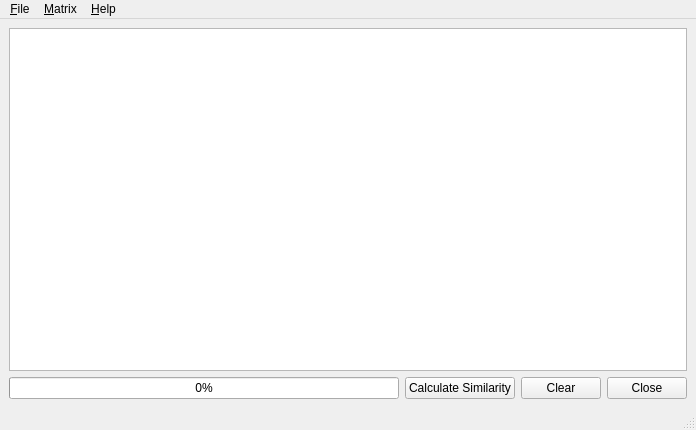
This is ui/SeqDivAGUI.ui in eancedeg/SeqDivA as Qt 5 draws it before an edit. The edited form follows.
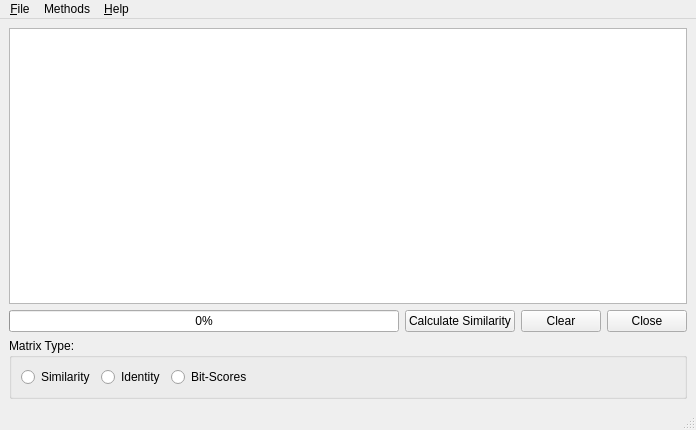
This is the edited form.

The edit to the form file:
```diff
--- a/ui/SeqDivAGUI.ui
+++ b/ui/SeqDivAGUI.ui
@@ -67,6 +67,49 @@
       </item>
      </layout>
     </item>
+    <item>
+     <widget class="QGroupBox" name="groupBox">
+      <property name="title">
+       <string>Matrix Type:</string>
+      </property>
+      <layout class="QHBoxLayout" name="horizontalLayout_2">
+       <item>
+        <widget class="QRadioButton" name="similarity">
+         <property name="text">
+          <string>Similarity</string>
+         </property>
+        </widget>
+       </item>
+       <item>
+        <widget class="QRadioButton" name="actionIdentity">
+         <property name="text">
+          <string>Identity</string>
+         </property>
+        </widget>
+       </item>
+       <item>
+        <widget class="QRadioButton" name="actionbitscores">
+         <property name="text">
+          <string>Bit-Scores</string>
+         </property>
+        </widget>
+       </item>
+       <item>
+        <spacer name="horizontalSpacer">
+         <property name="orientation">
+          <enum>Qt::Horizontal</enum>
+         </property>
+         <property name="sizeHint" stdset="0">
+          <size>
+           <width>40</width>
+           <height>20</height>
+          </size>
+         </property>
+        </spacer>
+       </item>
+      </layout>
+     </widget>
+    </item>
    </layout>
   </widget>
   <widget class="QMenuBar" name="menubar">
@@ -89,7 +132,7 @@
    </widget>
    <widget class="QMenu" name="menuMatrix">
     <property name="title">
-     <string>&amp;Matrix</string>
+     <string>Methods</string>
     </property>
     <widget class="QMenu" name="menuMatrixtype">
      <property name="title">
```
Left out of the diff: 9 changed lines with no effect on the pictures.
